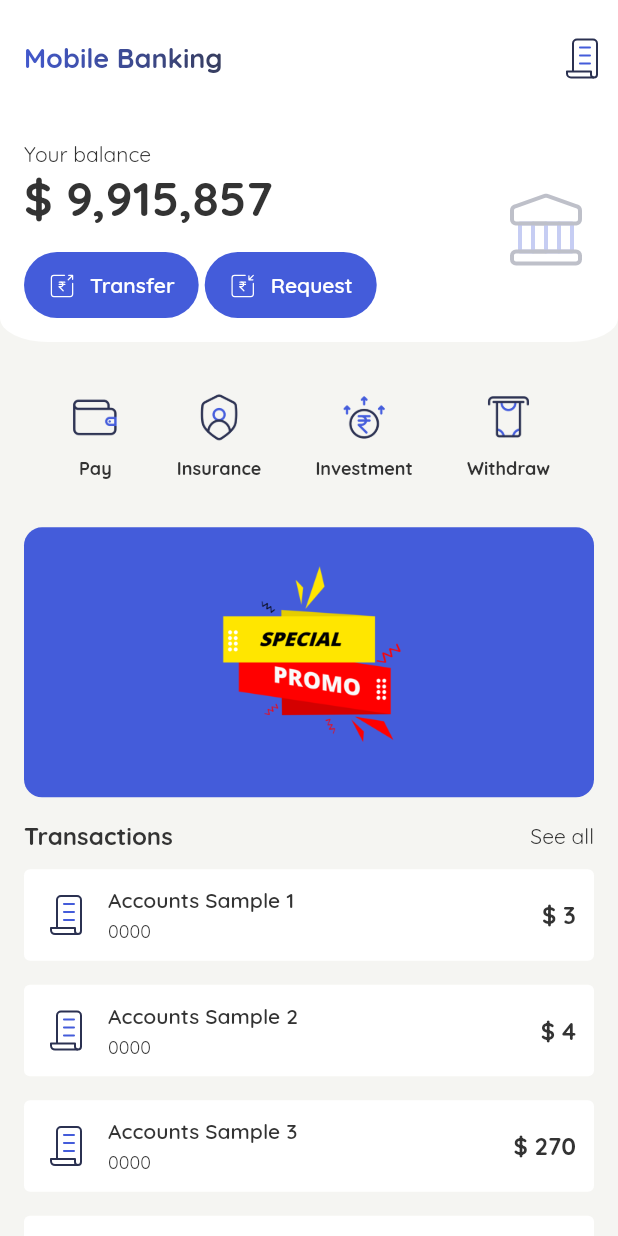
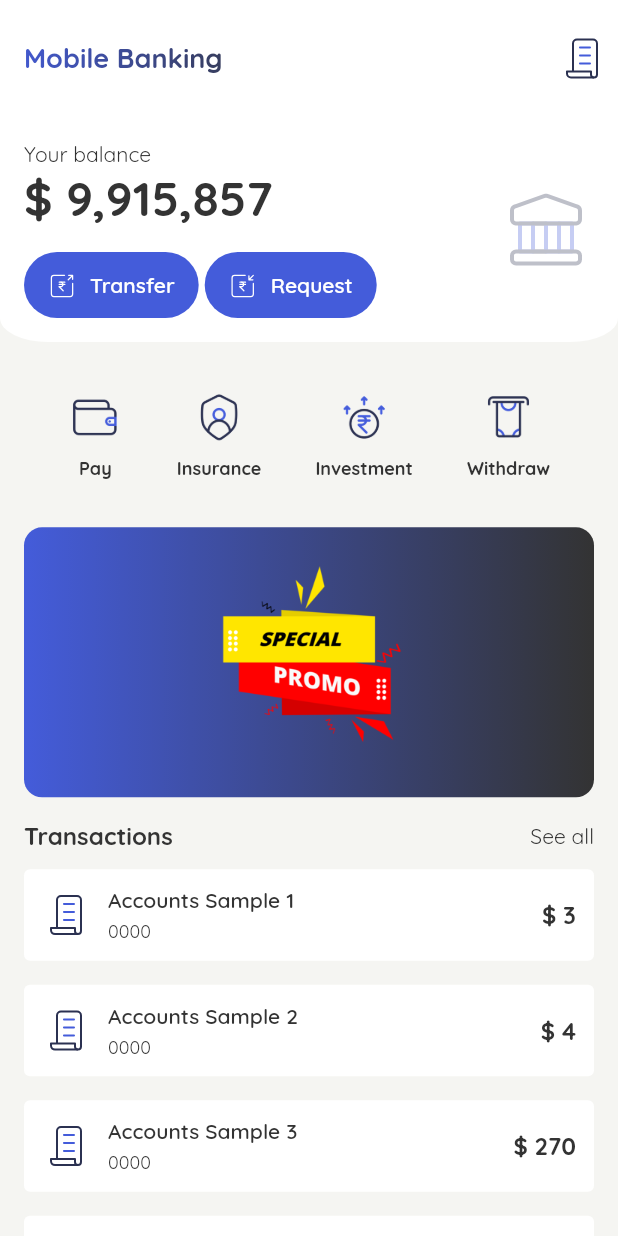
Before and after one commit to idrus919/xlink, a Flutter app: the screen it shows after launch, on a phone screen of 412 x 824 dp. Run offline on Flutter 3.47's test engine with Material 2 defaults, Android fonts, the phone set to English and light mode, and no system bars; our stand-ins replace flutter_svg, get; accounts and stored records are empty.

Commit message:
update design card promo

```diff
--- a/lib/app/modules/home/index.dart
+++ b/lib/app/modules/home/index.dart
@@ -28,7 +28,7 @@ class HomeView extends StatelessWidget {
           appBar,
           wallet,
           menu,
-          info,
+          promo,
           history,
         ],
       ),
@@ -170,13 +170,17 @@ class HomeView extends StatelessWidget {
     );
   }
 
-  SliverToBoxAdapter get info {
+  SliverToBoxAdapter get promo {
     return SliverToBoxAdapter(
       child: Padding(
         padding: insetHorizontal(),
         child: Container(
           decoration: BoxDecoration(
-            color: primaryColor,
+            gradient: const LinearGradient(
+              begin: Alignment.centerLeft,
+              end: Alignment.centerRight,
+              colors: [primaryColor, primaryDarkColor],
+            ),
             borderRadius: borderRadius(12),
           ),
           child: Center(
```
